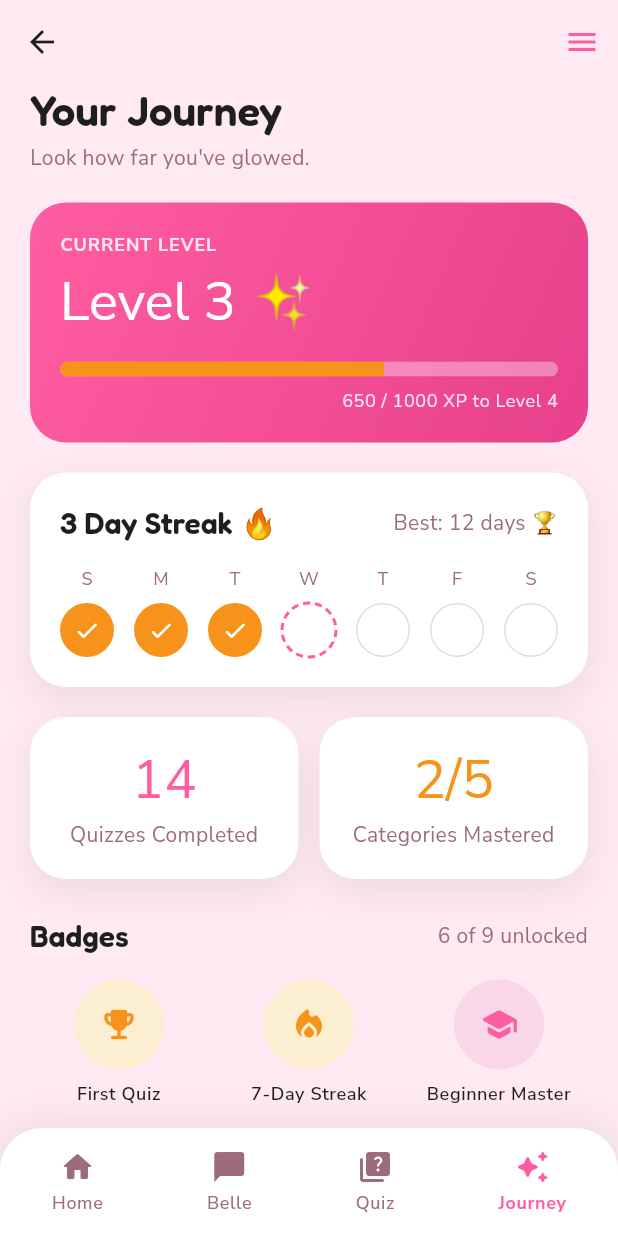
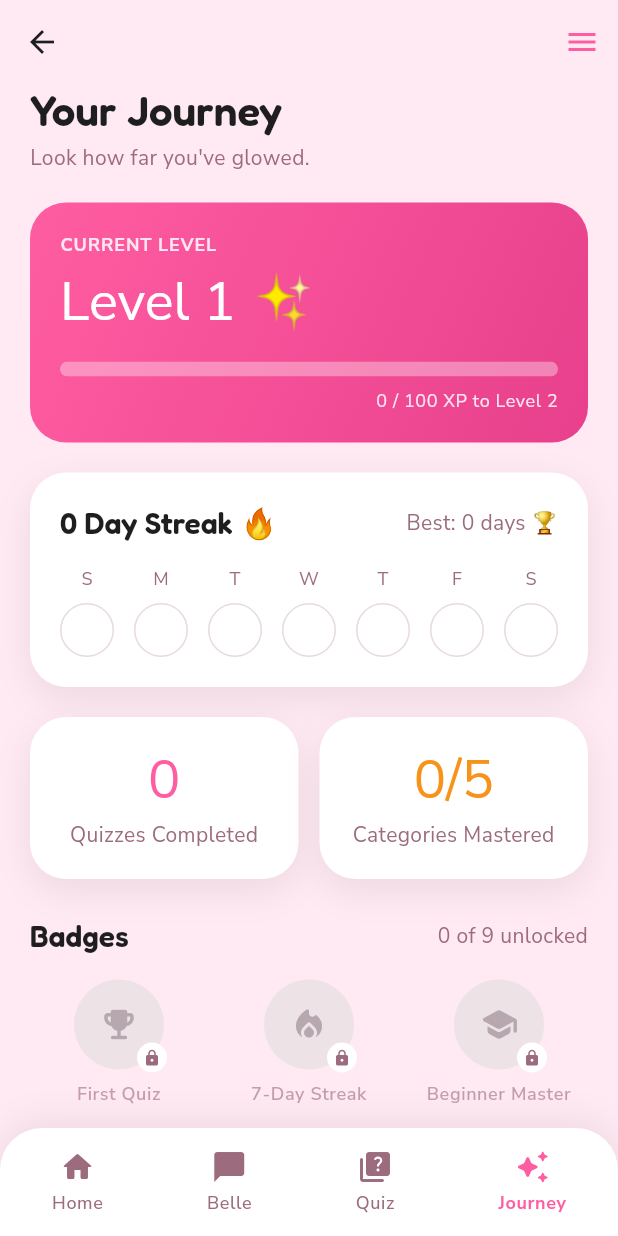
Before and after one commit to tricialinewberg/Bitcoin-Beauty-School, a Flutter app: the HomeScreen screen opened directly, item 4 of the bottom bar chosen, on a phone screen of 412 x 824 dp. Run offline on Flutter 3.47's test engine with Material 3 defaults, Android fonts, the phone set to English and light mode, and no system bars; our stand-ins replace google_fonts.

Commit message:
Reset mock data to a brand-new account
Home and Journey were showing mock progress (Level 3, streaks,
unlocked badges) as if the user had already been using the app, which
is misleading for testing and wrong for any real first-time user.
MockProgress now reflects a fresh account: Level 1, 0 XP, 0-day
streak, 0 quizzes, 0/5 categories, all 9 badges locked.

Badge lock state is now derived positionally from
MockProgress.unlockedBadgeCount instead of being hardcoded per badge,
so unlocking badges later is a one-line change.

Copy adjusts for the fresh state: the streak caption becomes "Start
your streak today!", and Continue with Belle becomes "Start Chatting
with Belle" / "She's ready to help you learn" — kept the card visible
rather than hiding it, since it still doubles as the entry point into
Belle chat for new users.

```diff
--- a/lib/data/mock_progress.dart
+++ b/lib/data/mock_progress.dart
@@ -1,26 +1,32 @@
 import '../widgets/streak_day_row.dart';
 
 /// Hardcoded stand-in for the user's progress, shared by Home and Journey
-/// so both screens agree. Real data comes from encrypted Nostr events in a
-/// later session.
+/// so both screens agree. Reflects a brand-new account (nothing done yet),
+/// since that's what every real user actually sees first. Real data comes
+/// from encrypted Nostr events in a later session.
 abstract final class MockProgress {
-  static const level = 3;
-  static const xpCurrent = 650;
-  static const xpTarget = 1000;
+  static const isFreshAccount = true;
+
+  static const level = 1;
+  static const xpCurrent = 0;
+  static const xpTarget = 100;
   static const double xpProgress = xpCurrent / xpTarget;
 
-  static const currentStreak = 3;
-  static const bestStreak = 12;
+  static const currentStreak = 0;
+  static const bestStreak = 0;
   static const streakStates = [
-    StreakDayState.done,
-    StreakDayState.done,
-    StreakDayState.done,
-    StreakDayState.today,
+    StreakDayState.upcoming,
+    StreakDayState.upcoming,
+    StreakDayState.upcoming,
+    StreakDayState.upcoming,
     StreakDayState.upcoming,
     StreakDayState.upcoming,
     StreakDayState.upcoming,
   ];
 
-  static const quizzesCompleted = 14;
-  static const categoriesMastered = '2/5';
+  static const quizzesCompleted = 0;
+  static const categoriesMastered = '0/5';
+
+  /// How many entries at the front of the badges list are unlocked.
+  static const unlockedBadgeCount = 0;
 }
--- a/lib/screens/home/home_screen.dart
+++ b/lib/screens/home/home_screen.dart
@@ -158,7 +158,9 @@ class _StreakCard extends StatelessWidget {
             const SizedBox(height: 16),
             Center(
               child: Text(
-                'Keep glowing — come back tomorrow!',
+                MockProgress.currentStreak == 0
+                    ? 'Start your streak today!'
+                    : 'Keep glowing — come back tomorrow!',
                 style: Theme.of(context).textTheme.bodyMedium?.copyWith(
                   color: AppColors.mutedMauve,
                 ),
@@ -202,14 +204,18 @@ class _ContinueWithBelleCard extends StatelessWidget {
                   crossAxisAlignment: CrossAxisAlignment.start,
                   children: [
                     Text(
-                      'Continue with Belle',
+                      MockProgress.isFreshAccount
+                          ? 'Start Chatting with Belle'
+                          : 'Continue with Belle',
                       style: textTheme.titleLarge?.copyWith(
                         color: AppColors.bloomWhite,
                       ),
                     ),
                     const SizedBox(height: 2),
                     Text(
-                      'Pick up where you left off',
+                      MockProgress.isFreshAccount
+                          ? "She's ready to help you learn"
+                          : 'Pick up where you left off',
                       style: textTheme.bodyMedium?.copyWith(
                         color: AppColors.bloomWhite.withValues(alpha: 0.9),
                       ),
--- a/lib/screens/journey/journey_screen.dart
+++ b/lib/screens/journey/journey_screen.dart
@@ -18,14 +18,12 @@ class _BadgeData {
     required this.label,
     this.iconColor = AppColors.mutedMauve,
     this.backgroundColor = const Color(0xFFEDE3E7),
-    this.locked = false,
   });
 
   final IconData icon;
   final String label;
   final Color iconColor;
   final Color backgroundColor;
-  final bool locked;
 }
 
 const _creamBg = Color(0xFFFCEFD1);
@@ -68,21 +66,9 @@ const _badges = [
     iconColor: AppColors.bitcoinOrange,
     backgroundColor: _creamBg,
   ),
-  _BadgeData(
-    icon: Icons.school_rounded,
-    label: 'Intermediate Master',
-    locked: true,
-  ),
-  _BadgeData(
-    icon: Icons.school_rounded,
-    label: 'Advanced Master',
-    locked: true,
-  ),
-  _BadgeData(
-    icon: Icons.favorite_rounded,
-    label: "Belle's Best Friend",
-    locked: true,
-  ),
+  _BadgeData(icon: Icons.school_rounded, label: 'Intermediate Master'),
+  _BadgeData(icon: Icons.school_rounded, label: 'Advanced Master'),
+  _BadgeData(icon: Icons.favorite_rounded, label: "Belle's Best Friend"),
 ];
 
 class JourneyScreen extends StatelessWidget {
@@ -110,7 +96,7 @@ class JourneyScreen extends StatelessWidget {
   @override
   Widget build(BuildContext context) {
     final textTheme = Theme.of(context).textTheme;
-    final unlockedCount = _badges.where((b) => !b.locked).length;
+    final unlockedCount = MockProgress.unlockedBadgeCount;
 
     return Scaffold(
       backgroundColor: AppColors.softBabyPink,
@@ -180,13 +166,13 @@ class JourneyScreen extends StatelessWidget {
               crossAxisSpacing: 8,
               childAspectRatio: 0.8,
               children: [
-                for (final badge in _badges)
+                for (var i = 0; i < _badges.length; i++)
                   BadgeTile(
-                    icon: badge.icon,
-                    label: badge.label,
-                    iconColor: badge.iconColor,
-                    backgroundColor: badge.backgroundColor,
-                    locked: badge.locked,
+                    icon: _badges[i].icon,
+                    label: _badges[i].label,
+                    iconColor: _badges[i].iconColor,
+                    backgroundColor: _badges[i].backgroundColor,
+                    locked: i >= unlockedCount,
                   ),
               ],
             ),
```
Also changed, not shown: 2 other files.
